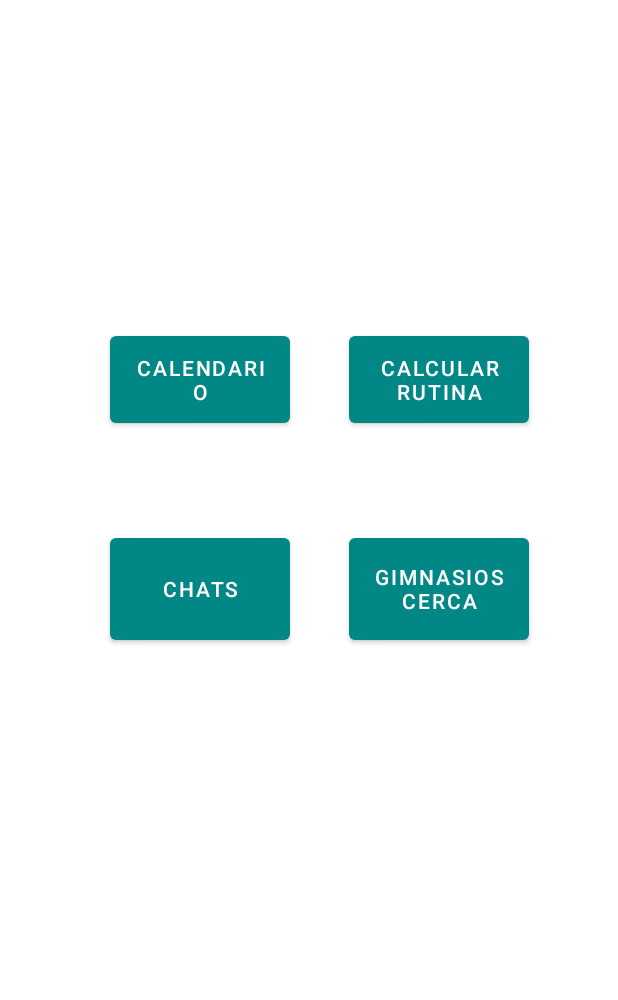
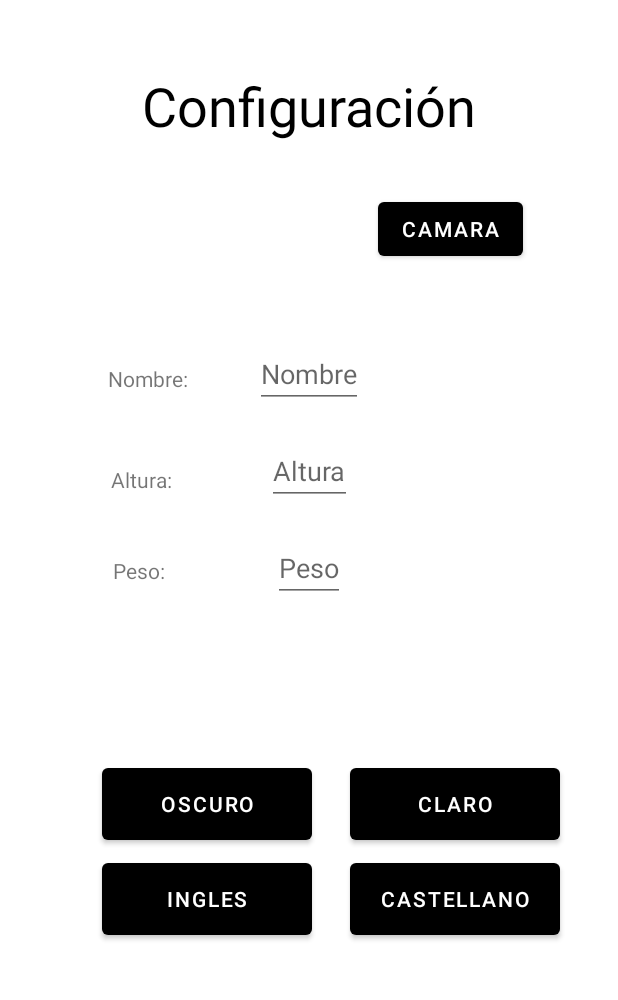
Before and after one commit to Enekopb/YehGym, an Android app: the screen it shows after launch (MenuInicio), after a tap on an icon or button, on a phone screen of 412 x 824 dp, the part 197-1197 px from its top. Run offline under Robolectric (Android 15) with nearby library versions, the phone set to English and light mode, and no system bars.

Commit message:
Inicio proyecto

```diff
--- a/app/src/main/java/com/example/yehgym/configuracionFragment.java
+++ b/app/src/main/java/com/example/yehgym/configuracionFragment.java
@@ -1,18 +1,131 @@
 package com.example.yehgym;
 
+import static android.content.Context.MODE_PRIVATE;
+import android.annotation.SuppressLint;
+import android.content.SharedPreferences;
+import android.content.res.Configuration;
+import android.graphics.Bitmap;
+import android.graphics.Color;
 import android.os.Bundle;
+import android.util.Log;
 import android.view.LayoutInflater;
 import android.view.View;
 import android.view.ViewGroup;
 import android.widget.Button;
+import android.widget.ImageView;
 
 import androidx.fragment.app.Fragment;
 
+import java.util.Locale;
 public class configuracionFragment extends Fragment {
-    @Override
-    public View onCreateView(LayoutInflater inflater, ViewGroup container,
-                             Bundle savedInstanceState) {
-        View view = inflater.inflate(R.layout.menufragment, container, false);
-        return view;
+
+        private static final String PREFERENCIAS_IDIOMA = "config_idioma";
+        private static final String PREFERENCIAS_TEMA = "config_tema";
+        private static final String IDIOMA_PREF_KEY = "idioma";
+        private static final String TEMA_PREF_KEY = "tema";
+        private static final int REQUEST_CAMERA_PERMISSION = 10;
+        private static final int REQUEST_IMAGE_CAPTURE = 1;
+
+        private Button btnCamara;
+        private Bitmap imgBitmap;
+        private final String URL = "URLUnai";
+        private ImageView imgView;
+
+        @Override
+        public View onCreateView(LayoutInflater inflater, ViewGroup container,
+                                 Bundle savedInstanceState) {
+            // Inflate the layout for this fragment
+            View view = inflater.inflate(R.layout.configuracionfragment, container, false);
+
+            SharedPreferences sharedPreferences = requireActivity().getSharedPreferences(PREFERENCIAS_TEMA, MODE_PRIVATE);
+            String temaGuardado = sharedPreferences.getString(TEMA_PREF_KEY, "DEFAULT");
+
+            // Aplicar el tema correspondiente
+            if (temaGuardado.equals("DEFAULT")) {
+                requireActivity().setTheme(R.style.AppThemeLight);
+                view.setBackgroundColor(Color.WHITE);
+            } else {
+                requireActivity().setTheme(R.style.AppThemeDark);
+                view.setBackgroundColor(Color.BLACK);
+            }
+
+            sharedPreferences = requireActivity().getSharedPreferences("config_idioma", MODE_PRIVATE);
+            String idiomaGuardado = sharedPreferences.getString("idioma", "values");
+            Locale nuevoLocale = new Locale(idiomaGuardado);
+            Locale.setDefault(nuevoLocale);
+            Configuration configuration = requireActivity().getBaseContext().getResources().getConfiguration();
+            configuration.setLocale(nuevoLocale);
+            requireActivity().getResources().updateConfiguration(configuration, requireActivity().getBaseContext().getResources().getDisplayMetrics());
+
+
+            @SuppressLint({"MissingInflatedId", "LocalSuppress"}) Button button1 = view.findViewById(R.id.english);
+            @SuppressLint({"MissingInflatedId", "LocalSuppress"}) Button button2 = view.findViewById(R.id.castellano);
+            @SuppressLint({"MissingInflatedId", "LocalSuppress"}) Button button3 = view.findViewById(R.id.claro);
+            @SuppressLint({"MissingInflatedId", "LocalSuppress"}) Button button4 = view.findViewById(R.id.Oscuro);
+
+            // Listener para el botón en inglés
+            button1.setOnClickListener(new View.OnClickListener() {
+                @Override
+                public void onClick(View view) {
+                    cambiarIdioma("en");
+                }
+            });
+
+            // Listener para el botón en castellano
+            button2.setOnClickListener(new View.OnClickListener() {
+                @Override
+                public void onClick(View view) {
+                    cambiarIdioma("values");
+                }
+            });
+
+            // Listener para el botón en castellano
+            button3.setOnClickListener(new View.OnClickListener() {
+                @Override
+                public void onClick(View view) { updateTema("DEFAULT", container);
+                }
+            });
+
+            // Listener para el botón en castellano
+            button4.setOnClickListener(new View.OnClickListener() {
+                @Override
+                public void onClick(View view) {
+                    updateTema("DARK", container);
+                }
+            });
+
+            return view;
+        }
+
+        private void cambiarIdioma(String languageCode) {
+            SharedPreferences sharedPreferences = requireActivity().getSharedPreferences(PREFERENCIAS_IDIOMA, MODE_PRIVATE);
+            SharedPreferences.Editor editor = sharedPreferences.edit();
+            editor.putString(IDIOMA_PREF_KEY, languageCode);
+            editor.apply();
+
+            Locale nuevoLocale = new Locale(languageCode);
+            Locale.setDefault(nuevoLocale);
+            Configuration configuration = requireActivity().getBaseContext().getResources().getConfiguration();
+            configuration.setLocale(nuevoLocale);
+            requireActivity().getResources().updateConfiguration(configuration, requireActivity().getBaseContext().getResources().getDisplayMetrics());
+            requireActivity().recreate();
+        }
+
+        public void updateTema(String key, View view) {
+            Log.d("Eneko", key);
+            SharedPreferences sp = requireActivity().getSharedPreferences(PREFERENCIAS_TEMA, MODE_PRIVATE);
+            SharedPreferences.Editor objEditor = sp.edit();
+            objEditor.putString(TEMA_PREF_KEY, key);
+            objEditor.apply();
+            Log.d("Tema", sp.getString("tema", "DEFAULT"));
+            if (key.equals("DEFAULT")) {
+                // Se guarda al hacer el siguiente onCreate de la nueva actividad, no se aplica seguido.
+                requireActivity().setTheme(R.style.AppThemeLight);
+                view.setBackgroundColor(Color.WHITE);
+            } else {
+                requireActivity().setTheme(R.style.AppThemeDark);
+                view.setBackgroundColor(Color.BLACK);
+            }
+            requireActivity().recreate();
+        }
     }
-}
--- /dev/null
+++ b/app/src/main/res/layout/configuracionfragment.xml
@@ -0,0 +1,168 @@
+<?xml version="1.0" encoding="utf-8"?>
+<androidx.constraintlayout.widget.ConstraintLayout xmlns:android="http://schemas.android.com/apk/res/android"
+    xmlns:app="http://schemas.android.com/apk/res-auto"
+    xmlns:tools="http://schemas.android.com/tools"
+    android:layout_width="match_parent"
+    android:layout_height="match_parent"
+    tools:context=".configuracionFragment">
+
+    <TextView
+        android:id="@+id/textView"
+        android:layout_width="wrap_content"
+        android:layout_height="wrap_content"
+        android:text="@string/configuracion"
+        android:textColor="@color/black"
+        android:textSize="36dp"
+        app:layout_constraintBottom_toTopOf="@+id/Oscuro"
+        app:layout_constraintEnd_toEndOf="parent"
+        app:layout_constraintStart_toStartOf="parent"
+        app:layout_constraintTop_toTopOf="parent"
+        app:layout_constraintVertical_bias="0.1"/>
+
+    <ImageView
+        android:id="@+id/imageView"
+        android:layout_width="80dp"
+        android:layout_height="80dp"
+        tools:layout_editor_absoluteX="65dp"
+        tools:layout_editor_absoluteY="120dp"
+        tools:ignore="MissingConstraints" />
+
+    <TextView
+        android:id="@+id/textNombre"
+        android:layout_width="wrap_content"
+        android:layout_height="wrap_content"
+        android:text="@string/nombre"
+        app:layout_constraintBottom_toBottomOf="parent"
+        app:layout_constraintEnd_toEndOf="parent"
+        app:layout_constraintHorizontal_bias="0.2"
+        app:layout_constraintStart_toStartOf="parent"
+        app:layout_constraintTop_toTopOf="parent"
+        app:layout_constraintVertical_bias="0.36" />
+
+    <TextView
+        android:id="@+id/textAltura"
+        android:layout_width="wrap_content"
+        android:layout_height="wrap_content"
+        android:text="@string/altura"
+        app:layout_constraintBottom_toBottomOf="parent"
+        app:layout_constraintEnd_toEndOf="parent"
+        app:layout_constraintHorizontal_bias="0.2"
+        app:layout_constraintStart_toStartOf="parent"
+        app:layout_constraintTop_toTopOf="parent"
+        app:layout_constraintVertical_bias="0.46" />
+
+    <TextView
+        android:id="@+id/textPeso"
+        android:layout_width="wrap_content"
+        android:layout_height="wrap_content"
+        android:text="@string/peso"
+        app:layout_constraintBottom_toBottomOf="parent"
+        app:layout_constraintEnd_toEndOf="parent"
+        app:layout_constraintHorizontal_bias="0.2"
+        app:layout_constraintStart_toStartOf="parent"
+        app:layout_constraintTop_toTopOf="parent"
+        app:layout_constraintVertical_bias="0.55" />
+
+    <EditText
+        android:id="@+id/editTextNombre"
+        android:layout_width="wrap_content"
+        android:layout_height="wrap_content"
+        android:hint="Nombre"
+        app:layout_constraintBottom_toBottomOf="parent"
+        app:layout_constraintEnd_toEndOf="parent"
+        app:layout_constraintHorizontal_bias="0.5"
+        app:layout_constraintStart_toStartOf="parent"
+        app:layout_constraintTop_toTopOf="parent"
+        app:layout_constraintVertical_bias="0.35"/>
+
+    <EditText
+        android:id="@+id/editTextAltura"
+        android:layout_width="wrap_content"
+        android:layout_height="wrap_content"
+        android:hint="Altura"
+        app:layout_constraintBottom_toBottomOf="parent"
+        app:layout_constraintEnd_toEndOf="parent"
+        app:layout_constraintHorizontal_bias="0.5"
+        app:layout_constraintStart_toStartOf="parent"
+        app:layout_constraintTop_toTopOf="parent"
+        app:layout_constraintVertical_bias="0.45"/>
+
+    <EditText
+        android:id="@+id/editTextPeso"
+        android:layout_width="wrap_content"
+        android:layout_height="wrap_content"
+        android:hint="Peso"
+        app:layout_constraintBottom_toBottomOf="parent"
+        app:layout_constraintEnd_toEndOf="parent"
+        app:layout_constraintHorizontal_bias="0.5"
+        app:layout_constraintStart_toStartOf="parent"
+        app:layout_constraintTop_toTopOf="parent"
+        app:layout_constraintVertical_bias="0.55"/>
+
+
+    <Button
+        android:id="@+id/btnCamara"
+        android:layout_width="wrap_content"
+        android:layout_height="wrap_content"
+        android:text="@string/btnCamara"
+        app:backgroundTint="@color/black"
+        app:layout_constraintBottom_toBottomOf="parent"
+        app:layout_constraintEnd_toEndOf="parent"
+        app:layout_constraintHorizontal_bias="0.8"
+        app:layout_constraintStart_toStartOf="parent"
+        app:layout_constraintTop_toTopOf="parent"
+        app:layout_constraintVertical_bias="0.2"/> <!-- TODO: Cambiar el texto y poner un icono de camara-->
+
+    <Button
+        android:id="@+id/claro"
+        android:layout_width="140dp"
+        android:layout_height="60dp"
+        android:text="@string/claro"
+        app:backgroundTint="@color/black"
+        app:layout_constraintBottom_toBottomOf="parent"
+        app:layout_constraintEnd_toEndOf="parent"
+        app:layout_constraintHorizontal_bias="0.4"
+        app:layout_constraintStart_toEndOf="@+id/Oscuro"
+        app:layout_constraintTop_toTopOf="parent"
+        app:layout_constraintVertical_bias="0.8" />
+
+    <Button
+        android:id="@+id/Oscuro"
+        android:layout_width="140dp"
+        android:layout_height="60dp"
+        android:text="@string/oscuro"
+        app:backgroundTint="@color/black"
+        app:layout_constraintBottom_toBottomOf="parent"
+        app:layout_constraintEnd_toEndOf="parent"
+        app:layout_constraintHorizontal_bias="0.25"
+        app:layout_constraintStart_toStartOf="parent"
+        app:layout_constraintTop_toTopOf="parent"
+        app:layout_constraintVertical_bias="0.8" />
+
+    <Button
+        android:id="@+id/english"
+        android:layout_width="140dp"
+        android:layout_height="60dp"
+        android:text="@string/english"
+        app:backgroundTint="@color/black"
+        app:layout_constraintBottom_toBottomOf="parent"
+        app:layout_constraintEnd_toEndOf="parent"
+        app:layout_constraintHorizontal_bias="0.25"
+        app:layout_constraintStart_toStartOf="parent"
+        app:layout_constraintTop_toTopOf="parent"
+        app:layout_constraintVertical_bias="0.9" />
+
+    <Button
+        android:id="@+id/castellano"
+        android:layout_width="140dp"
+        android:layout_height="60dp"
+        android:text="@string/castellano"
+        app:backgroundTint="@color/black"
+        app:layout_constraintBottom_toBottomOf="parent"
+        app:layout_constraintEnd_toEndOf="parent"
+        app:layout_constraintHorizontal_bias="0.4"
+        app:layout_constraintStart_toEndOf="@+id/english"
+        app:layout_constraintTop_toTopOf="parent"
+        app:layout_constraintVertical_bias="0.9" />
+
+</androidx.constraintlayout.widget.ConstraintLayout>
--- a/app/src/main/res/values/strings.xml
+++ b/app/src/main/res/values/strings.xml
@@ -1,4 +1,13 @@
 <?xml version="1.0" encoding="utf-8"?>
 <resources>
     <string name="app_name" >YehGym</string>
+    <string name="configuracion">Configuración</string>
+    <string name="english">Ingles</string>
+    <string name="castellano">Castellano</string>
+    <string name="oscuro">Oscuro</string>
+    <string name="claro">Claro</string>
+    <string name="btnCamara">Camara</string>
+    <string name="nombre">Nombre:</string>
+    <string name="altura">Altura:</string>
+    <string name="peso">Peso:</string>
 </resources>
--- /dev/null
+++ b/app/src/main/res/values/styles.xml
@@ -0,0 +1,7 @@
+<?xml version="1.0" encoding="utf-8"?>
+<resources>
+
+    <style name="AppThemeLight"></style>
+
+    <style name="AppThemeDark"></style>
+</resources>
```
Also changed, not shown: 1 other file.
